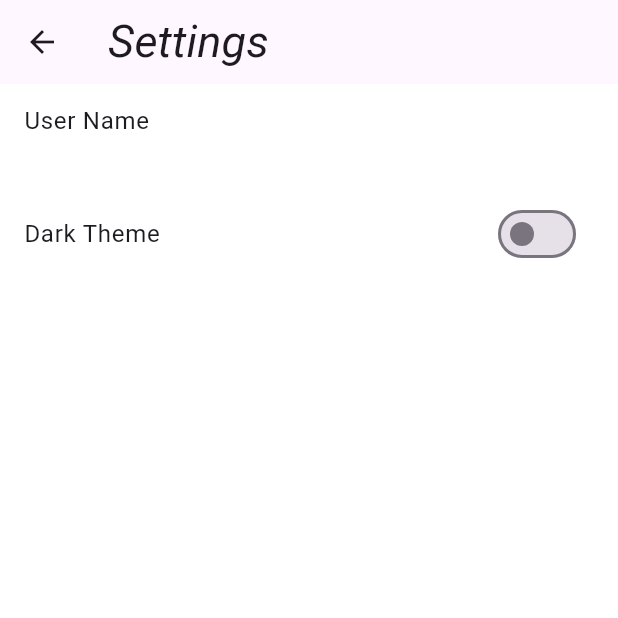
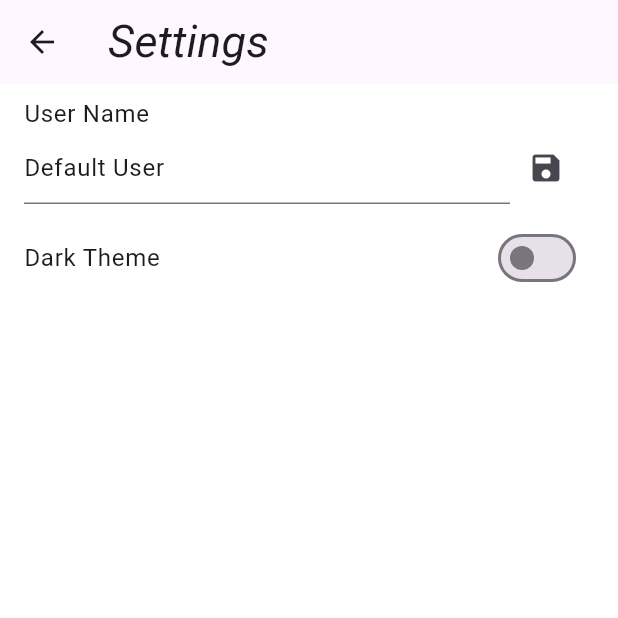
Before and after one commit to Ferno22/mini-challenge-3, a Flutter app: the SettingsScreen screen opened directly with empty values, on a phone screen of 412 x 824 dp, the top half of it. Run offline on Flutter 3.47's test engine with Material 3 defaults, Android fonts, the phone set to English and light mode, and no system bars; our stand-ins replace shared_preferences; accounts and stored records are empty.

Commit message:
Added username functionality

```diff
--- a/lib/models/movie.dart
+++ b/lib/models/movie.dart
@@ -67,7 +67,7 @@ class Movie {
         duration = '${json['runtime']} min',
         rating = (json['vote_average'] as num?)?.toDouble() ?? 0.0,
         services =
-            (providersJson['results']['US']['flatrate'] as List<dynamic>?)
+            (providersJson['results']['US']?['flatrate'] as List<dynamic>?)
                     ?.map((item) => item['provider_name'].toString())
                     .toList() ??
                 [];
--- a/lib/models/user_profile.dart
+++ b/lib/models/user_profile.dart
@@ -14,7 +14,7 @@ class UserProfile extends ChangeNotifier {
   List<Map<String, dynamic>> ratedList;
 
   UserProfile({
-    required this.userName,
+    this.userName = 'Default User',
     required this.isDarkTheme,
     required this.country,
     required this.language,
--- a/lib/screens/settings_screen.dart
+++ b/lib/screens/settings_screen.dart
@@ -11,6 +11,7 @@ class SettingsScreen extends StatefulWidget {
 }
 
 class _SettingsScreenState extends State<SettingsScreen> {
+  late String _userName;
   late bool _isDarkTheme;
   late String _country;
   late String _language;
@@ -20,6 +21,7 @@ class _SettingsScreenState extends State<SettingsScreen> {
   @override
   void initState() {
     super.initState();
+    _userName = widget.userProfile.userName;
     _isDarkTheme = widget.userProfile.isDarkTheme;
     _country = widget.userProfile.country;
     _language = widget.userProfile.language;
@@ -36,7 +38,29 @@ class _SettingsScreenState extends State<SettingsScreen> {
         children: <Widget>[
           ListTile(
             title: Text('User Name'),
-            subtitle: Text(widget.userProfile.userName),
+            subtitle: Row(
+              children: [
+                Expanded(
+                  child: TextField(
+                    controller: TextEditingController(text: _userName),
+                    onChanged: (value) {
+                      _userName = value;
+                    },
+                    onSubmitted: (value) {
+                      widget.userProfile.userName = _userName;
+                      widget.userProfile.saveProfile();
+                    },
+                  ),
+                ),
+                IconButton(
+                  icon: Icon(Icons.save),
+                  onPressed: () {
+                    widget.userProfile.userName = _userName;
+                    widget.userProfile.saveProfile();
+                  },
+                ),
+              ],
+            ),
           ),
           SwitchListTile(
             title: Text('Dark Theme'),
```
